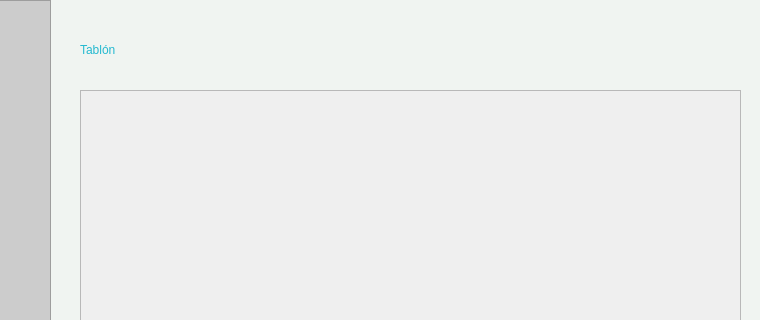
Before: the Qt Designer form src/vista/Ui/Tablón4.ui in encinaa/LodzConnect, drawn with Qt 5; both pictures show x 140 to 900 and y 0 to 320 of the 900 by 600 pixel window.
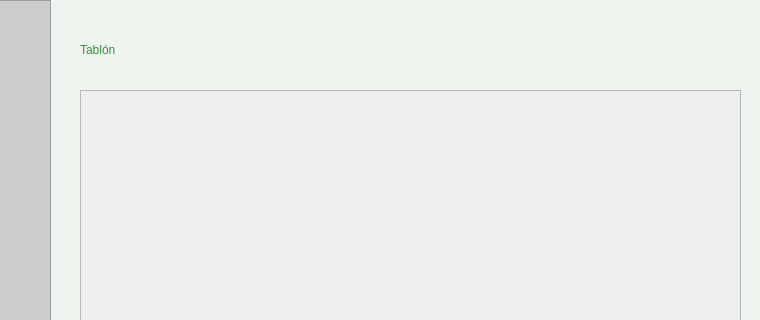
After: the same form once the commit is applied. Icons and pictures are not drawn.

Patch:
```diff
--- a/src/vista/Ui/Tablón4.ui
+++ b/src/vista/Ui/Tablón4.ui
@@ -123,7 +123,7 @@
      </rect>
     </property>
     <property name="styleSheet">
-     <string notr="true">font: 18pt "Century"; color:rgb(36, 185, 208);</string>
+     <string notr="true">font: 18pt "Century"; color:#388e3c;</string>
     </property>
     <property name="text">
      <string>Tablón</string>
```
